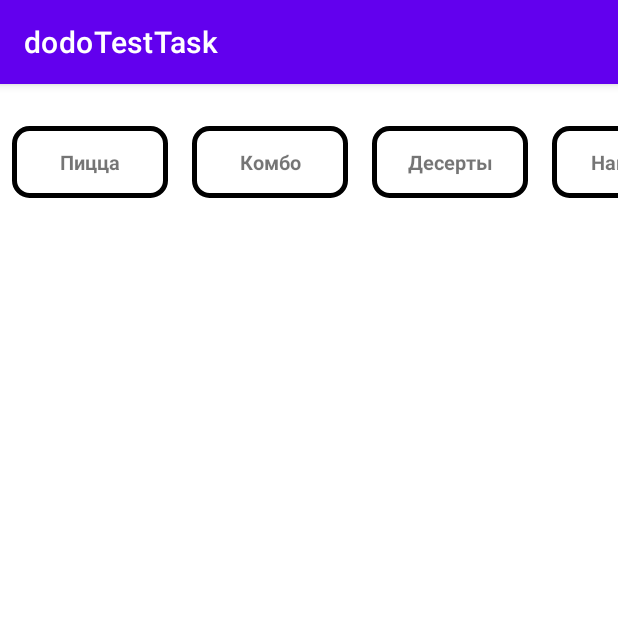
After one commit to Valerii09/dodoTestTask, an Android app: the fragment CategoriesFragment shown on its own in the app's theme, on a phone screen of 412 x 824 dp, the top half of it. The commit adds this screen. Run offline under Robolectric (Android 15) with nearby library versions, the phone set to English and light mode, and no system bars; network calls fail.

Commit message:
добавлены котегории

```diff
--- /dev/null
+++ b/app/src/main/java/com/example/dodotesttask/ui/home/CategoriesFragment.kt
@@ -0,0 +1,40 @@
+package com.example.dodotesttask.ui.home
+
+import android.os.Bundle
+import android.view.LayoutInflater
+import android.view.View
+import android.view.ViewGroup
+import androidx.fragment.app.Fragment
+import androidx.lifecycle.ViewModelProvider
+import androidx.recyclerview.widget.LinearLayoutManager
+import androidx.recyclerview.widget.RecyclerView
+import com.example.dodotesttask.R
+import com.example.dodotesttask.viewModel.Categories.CategoriesViewModel
+import com.example.dodotesttask.viewModel.Categories.CategoryAdapter
+
+class CategoriesFragment : Fragment() {
+    private lateinit var viewModel: CategoriesViewModel
+    private lateinit var recyclerView: RecyclerView
+    private lateinit var adapter: CategoryAdapter
+
+    override fun onCreateView(
+        inflater: LayoutInflater,
+        container: ViewGroup?,
+        savedInstanceState: Bundle?
+    ): View? {
+        val view = inflater.inflate(R.layout.fragment_categories, container, false)
+        recyclerView = view.findViewById(R.id.recycler_view_categories)
+
+        // Устанавливаем менеджер компоновки с горизонтальной ориентацией для RecyclerView
+        recyclerView.layoutManager = LinearLayoutManager(activity, RecyclerView.HORIZONTAL, false)
+
+        viewModel = ViewModelProvider(this).get(CategoriesViewModel::class.java)
+
+        val categories = viewModel.getCategories()
+
+        adapter = CategoryAdapter(categories)
+        recyclerView.adapter = adapter
+
+        return view
+    }
+}
--- a/app/src/main/java/com/example/dodotesttask/ui/home/HomeFragment.kt
+++ b/app/src/main/java/com/example/dodotesttask/ui/home/HomeFragment.kt
@@ -8,6 +8,7 @@ import androidx.fragment.app.Fragment
 import androidx.lifecycle.ViewModelProvider
 import androidx.recyclerview.widget.LinearLayoutManager
 import androidx.recyclerview.widget.RecyclerView
+import com.example.dodotesttask.R
 import com.example.dodotesttask.databinding.FragmentHomeBinding
 import com.example.dodotesttask.viewModel.DishAdapter
 import com.example.dodotesttask.viewModel.DishRepository
@@ -45,6 +46,12 @@ class HomeFragment : Fragment() {
 
         recyclerView.adapter = adapter
 
+        val fragmentTransaction = childFragmentManager.beginTransaction()
+        val categoriesFragment = CategoriesFragment()
+
+        fragmentTransaction.replace(R.id.category_container, categoriesFragment)
+        fragmentTransaction.commit()
+
         return root
     }
 
--- /dev/null
+++ b/app/src/main/java/com/example/dodotesttask/viewModel/Categories/CategoriesViewModel.kt
@@ -0,0 +1,12 @@
+package com.example.dodotesttask.viewModel.Categories
+
+import androidx.lifecycle.ViewModel
+
+
+class CategoriesViewModel : ViewModel() {
+    private val categories: List<String> = listOf("Пицца", "Комбо", "Десерты", "Напитки")
+
+    fun getCategories(): List<String> {
+        return categories
+    }
+}
--- /dev/null
+++ b/app/src/main/java/com/example/dodotesttask/viewModel/Categories/CategoryAdapter.kt
@@ -0,0 +1,33 @@
+package com.example.dodotesttask.viewModel.Categories
+
+import android.view.LayoutInflater
+import android.view.View
+import android.view.ViewGroup
+import android.widget.TextView
+import androidx.recyclerview.widget.RecyclerView
+import com.example.dodotesttask.R
+
+class CategoryAdapter(private val categories: List<String>) : RecyclerView.Adapter<CategoryAdapter.CategoryViewHolder>() {
+
+    override fun onCreateViewHolder(parent: ViewGroup, viewType: Int): CategoryViewHolder {
+        val view = LayoutInflater.from(parent.context).inflate(R.layout.category_item, parent, false)
+        return CategoryViewHolder(view)
+    }
+
+    override fun onBindViewHolder(holder: CategoryViewHolder, position: Int) {
+        val category = categories[position]
+        holder.bind(category)
+    }
+
+    override fun getItemCount(): Int {
+        return categories.size
+    }
+
+    class CategoryViewHolder(itemView: View) : RecyclerView.ViewHolder(itemView) {
+        private val categoryTextView: TextView = itemView.findViewById(R.id.text_view_category)
+
+        fun bind(category: String) {
+            categoryTextView.text = category
+        }
+    }
+}
--- /dev/null
+++ b/app/src/main/res/drawable/category_background.xml
@@ -0,0 +1,13 @@
+<?xml version="1.0" encoding="utf-8"?>
+<shape xmlns:android="http://schemas.android.com/apk/res/android"
+    android:shape="rectangle">
+    <solid android:color="#FFFFFF" />
+    <stroke
+        android:width="2dp"
+
+        android:color="#000000" />
+    <corners android:radius="10dp" />
+    <stroke
+        android:width="3dp"
+        android:color="#000000" />
+</shape>
--- /dev/null
+++ b/app/src/main/res/layout/category_item.xml
@@ -0,0 +1,19 @@
+<LinearLayout xmlns:android="http://schemas.android.com/apk/res/android"
+    android:layout_width="wrap_content"
+    android:layout_height="wrap_content"
+    android:orientation="vertical"
+    android:padding="8dp"
+    android:layout_marginStart="8dp"
+    android:layout_marginEnd="8dp"
+    android:layout_marginTop="28dp"
+    android:layout_marginBottom="18dp"
+    android:background="@drawable/category_background">
+
+    <TextView
+        android:id="@+id/text_view_category"
+        android:layout_width="88dp"
+        android:layout_height="32dp"
+        android:textSize="13sp"
+        android:gravity="center"
+        android:textStyle="bold" />
+</LinearLayout>
--- /dev/null
+++ b/app/src/main/res/layout/fragment_categories.xml
@@ -0,0 +1,6 @@
+<?xml version="1.0" encoding="utf-8"?>
+<androidx.recyclerview.widget.RecyclerView
+xmlns:android="http://schemas.android.com/apk/res/android"
+android:id="@+id/recycler_view_categories"
+android:layout_width="match_parent"
+android:layout_height="match_parent" />
--- a/app/src/main/res/layout/fragment_home.xml
+++ b/app/src/main/res/layout/fragment_home.xml
@@ -2,6 +2,7 @@
 <androidx.constraintlayout.widget.ConstraintLayout
     xmlns:android="http://schemas.android.com/apk/res/android"
     xmlns:app="http://schemas.android.com/apk/res-auto"
+    xmlns:tools="http://schemas.android.com/tools"
     android:layout_width="match_parent"
     android:layout_height="match_parent">
 
@@ -20,11 +21,20 @@
             android:layout_height="wrap_content" />
     </FrameLayout>
 
+
+    <FrameLayout
+        android:id="@+id/category_container"
+        app:layout_constraintTop_toBottomOf="@id/bannerFragmentContainer"
+        android:layout_width="match_parent"
+        android:layout_height="wrap_content"
+        tools:ignore="NotSibling" />
+
+
     <androidx.recyclerview.widget.RecyclerView
         android:id="@+id/recyclerView"
         android:layout_width="match_parent"
         android:layout_height="0dp"
-        app:layout_constraintTop_toBottomOf="@id/bannerFragmentContainer"
+        app:layout_constraintTop_toBottomOf="@id/category_container"
         app:layout_constraintBottom_toBottomOf="parent"
         app:layout_constraintStart_toStartOf="parent"
         app:layout_constraintEnd_toEndOf="parent" />
```
